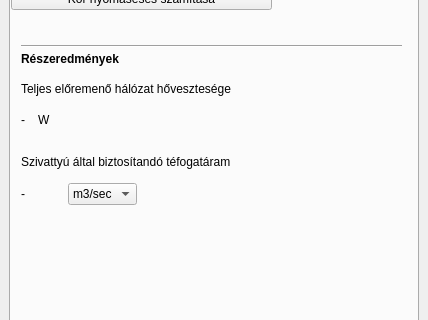
Above: hmv_widget.ui from cruizer/HMV-meretezes before the change; both pictures show x 0 to 428 and y 194 to 514 of the 428 by 681 pixel window. Below: the same form after it.
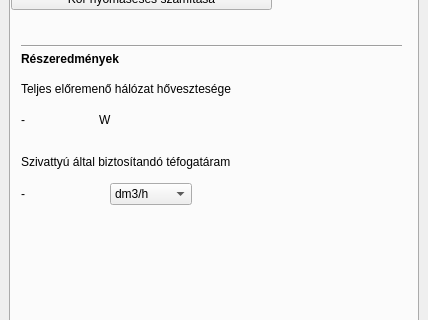
That is the form after the change.

```diff
--- a/hmv_widget.ui
+++ b/hmv_widget.ui
@@ -270,7 +270,7 @@
          <rect>
           <x>10</x>
           <y>340</y>
-          <width>116</width>
+          <width>171</width>
           <height>26</height>
          </rect>
         </property>
@@ -284,11 +284,6 @@
          </item>
          <item>
           <widget class="QComboBox" name="circFlow_combo">
-           <item>
-            <property name="text">
-             <string>m3/sec</string>
-            </property>
-           </item>
            <item>
             <property name="text">
              <string>dm3/h</string>
@@ -303,7 +298,7 @@
          <rect>
           <x>10</x>
           <y>270</y>
-          <width>30</width>
+          <width>91</width>
           <height>18</height>
          </rect>
         </property>
```
Left out of the diff: 5 changed lines with no effect on the pictures.
